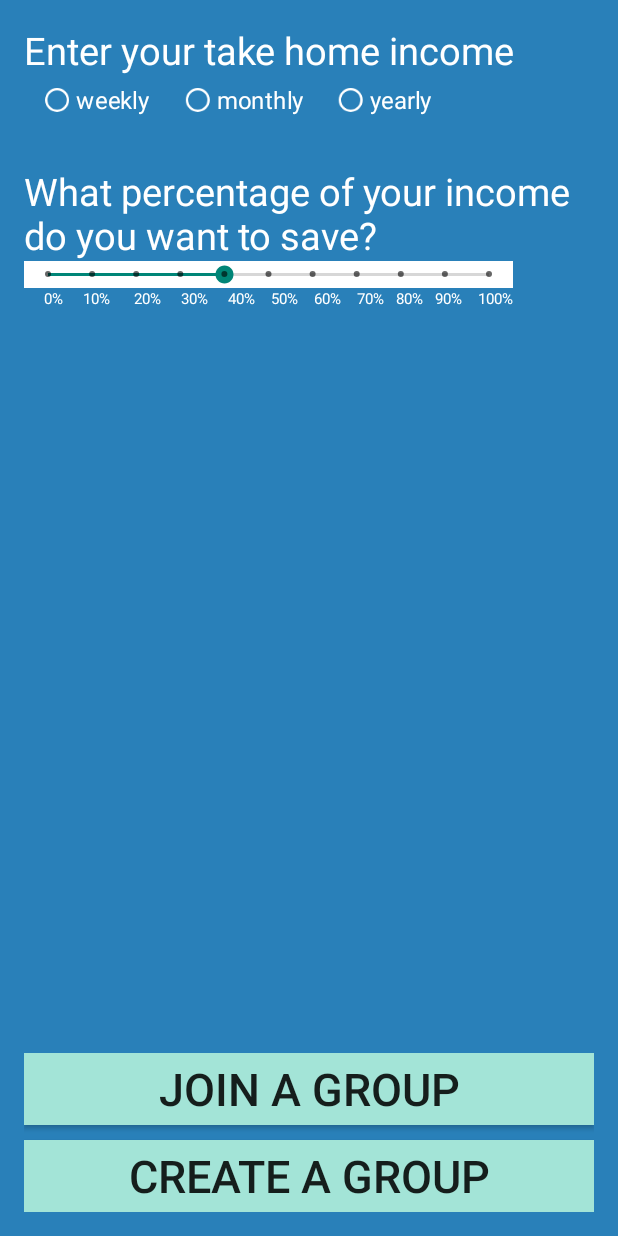
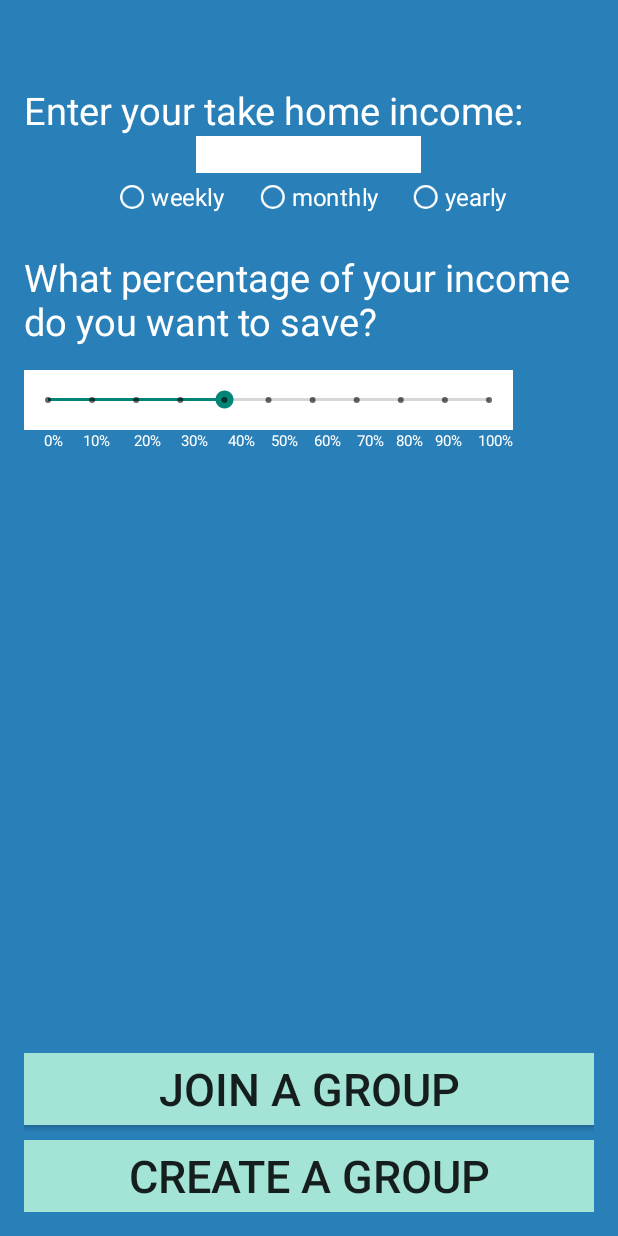
Before and after one commit to EvanBelcher/SocialSave, an Android app: the MakingGoals screen opened directly, with no data from a screen before it, on a phone screen of 412 x 824 dp. Run offline under Robolectric (Android 15) with nearby library versions, the phone set to English and light mode, and no system bars; our stand-ins replace Firebase (no records; nobody signed in at launch, a user with empty details on screens opened directly); 1 statement that could not run was skipped.

Commit message:
Updated XML on making_goals

```diff
--- a/app/src/main/java/com/yesand/socialsave/LoginActivity.java
+++ b/app/src/main/java/com/yesand/socialsave/LoginActivity.java
@@ -6,7 +6,6 @@ import android.view.Window;
 
 public class LoginActivity extends AppCompatActivity {
 
-    Window window = LoginActivity.getWindow();
     @Override
     protected void onCreate(Bundle savedInstanceState) {
         super.onCreate(savedInstanceState);
--- a/app/src/main/java/com/yesand/socialsave/RedemptionActivity.java
+++ b/app/src/main/java/com/yesand/socialsave/RedemptionActivity.java
@@ -5,6 +5,9 @@ import android.support.v7.app.AppCompatActivity;
 import android.os.Bundle;
 import android.widget.Button;
 import android.widget.ImageButton;
+import android.widget.TextView;
+
+import org.w3c.dom.Text;
 
 public class RedemptionActivity extends AppCompatActivity {
 
@@ -12,7 +15,7 @@ public class RedemptionActivity extends AppCompatActivity {
     protected void onCreate(Bundle savedInstanceState) {
         super.onCreate(savedInstanceState);
         setContentView(R.layout.activity_redemption);
-
+        TextView textViewAmzn = (TextView) findViewById(R.id.amzn_points);
         ImageButton amznButton = (ImageButton) findViewById(R.id.amzn_button);
         ImageButton sjButton = (ImageButton) findViewById(R.id.sj_hosp_button);
         ImageButton wwfButton = (ImageButton) findViewById(R.id.wwf_button);
--- a/app/src/main/res/layout/activity_create_a_group_.xml
+++ b/app/src/main/res/layout/activity_create_a_group_.xml
@@ -8,12 +8,14 @@
     android:paddingLeft="@dimen/activity_horizontal_margin"
     android:paddingRight="@dimen/activity_horizontal_margin"
     android:paddingTop="@dimen/activity_vertical_margin"
+    android:background= "#2980B9"
     tools:context="com.yesand.socialsave.CreateAGroupActivity">
 
     <EditText
         android:layout_width="match_parent"
         android:layout_height="wrap_content"
-        android:hint="Group Name"
+        android:hint="Enter your Group Name"
+        android:textColorHint="#fff"
         android:textSize="20dp"
         android:id="@+id/groupName"
         android:gravity="center_horizontal"
@@ -24,6 +26,8 @@
         android:layout_width="match_parent"
         android:layout_height="wrap_content"
         android:text="@string/confirm"
+        android:background="#A3E4D7"
+
         android:layout_alignParentBottom="true"
         android:layout_alignParentStart="true"
         android:layout_marginBottom="17dp"
--- a/app/src/main/res/layout/activity_making_goals.xml
+++ b/app/src/main/res/layout/activity_making_goals.xml
@@ -48,14 +48,20 @@
         <TextView
             android:layout_width="match_parent"
             android:layout_height="wrap_content"
-            android:text="Enter your take home income"
-            android:inputType="number"
+            android:text="Enter your take home income: "
+            android:layout_marginTop="40dp"
             android:textColor="#fff"
             android:textSize="25sp"
             android:id="@+id/amount"/>
+        <EditText
+            android:layout_width="150dp"
+            android:layout_height="wrap_content"
+            android:layout_gravity="center"
+            android:background="#fff"/>
 
         <RadioGroup
             android:layout_width="match_parent"
+            android:gravity="center"
             android:layout_height="wrap_content"
             android:orientation="horizontal">
 
@@ -91,26 +97,21 @@
                 android:id="@+id/yearIncome"/>
         </RadioGroup>
 
-        <TextView
-            android:layout_width="match_parent"
-            android:layout_height="wrap_content"
-            android:text=""
-            android:id="@+id/calculations"
-            android:textSize="20dp"
-            />
 
         <TextView
             android:layout_width="match_parent"
             android:layout_height="wrap_content"
             android:textColor="#fff"
+            android:layout_marginTop="20dp"
             android:text="What percentage of your income do you want to save? "
             android:textSize="25sp"
             android:id="@+id/userGoals"/>
 
         <SeekBar
+            android:layout_marginTop="15dp"
             style="@style/Widget.AppCompat.SeekBar.Discrete"
             android:layout_width="326dp"
-            android:layout_height="wrap_content"
+            android:layout_height="40dp"
             android:max="10"
             android:progress="4"
             android:background="#fff"
```
Also changed, not shown: app/src/main/res/layout/activity_redemption.xml (+16 -4 lines), app/src/main/res/layout/activity_sign_up_.xml (+19 -6 lines).
